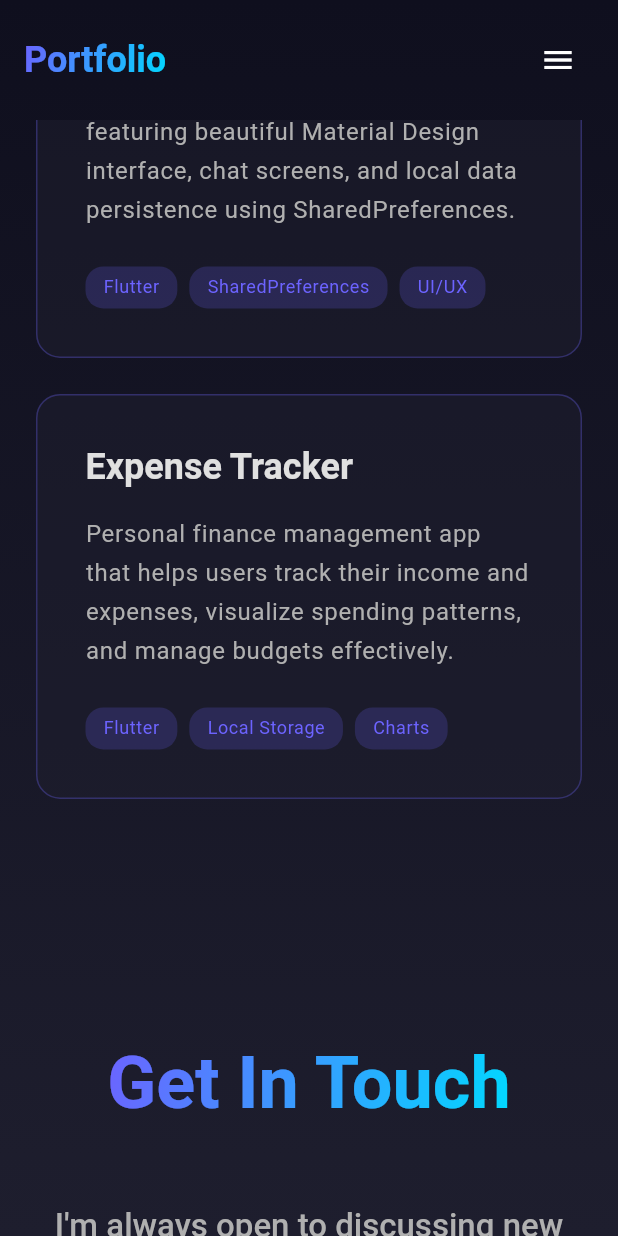
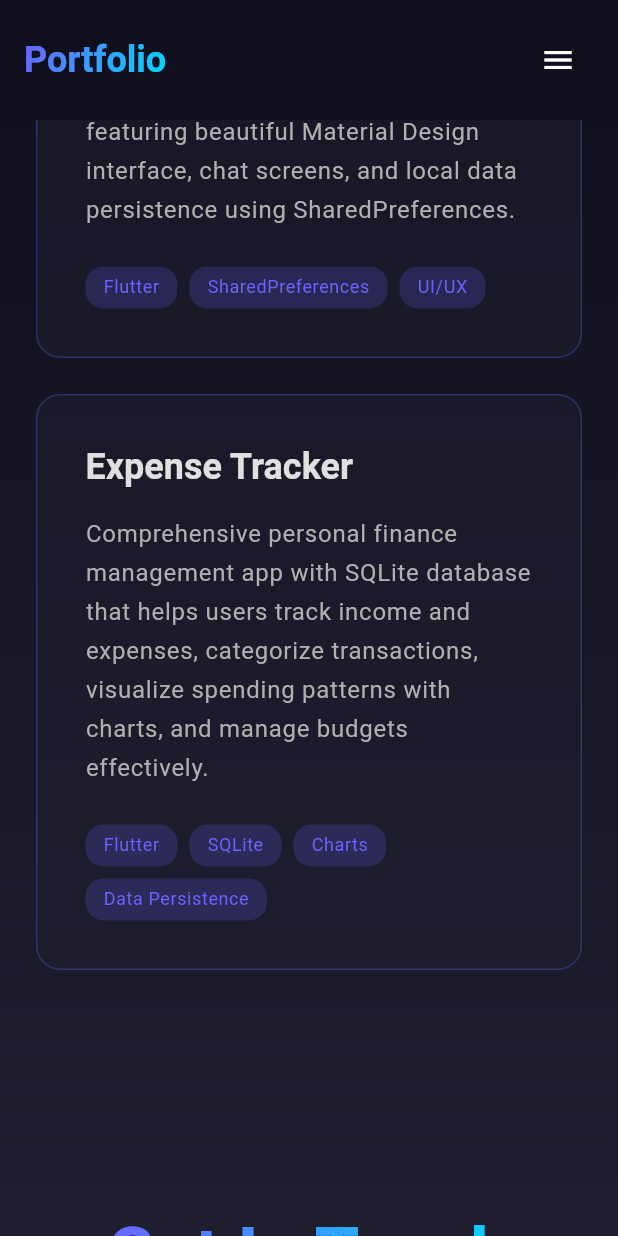
Before and after one commit to amar752/responsiveportfolio, a Flutter app: the screen it shows after launch, scrolled down 2880 dp, on a phone screen of 412 x 824 dp. Run offline on Flutter 3.47's test engine with Material 3 defaults, Android fonts, the phone set to English and light mode, and no system bars; our stand-ins replace font_awesome_flutter.

Commit message:
Update Expense Tracker - SQLite database storage with data persistence

```diff
--- a/lib/main.dart
+++ b/lib/main.dart
@@ -380,9 +380,9 @@ class _HomePageState extends State<HomePage> {
                     const SizedBox(height: 24),
                     _buildProjectCard(
                       'Expense Tracker',
-                      'Personal finance management app that helps users track their income and expenses, '
-                      'visualize spending patterns, and manage budgets effectively.',
-                      ['Flutter', 'Local Storage', 'Charts'],
+                      'Comprehensive personal finance management app with SQLite database that helps users track income and expenses, '
+                      'categorize transactions, visualize spending patterns with charts, and manage budgets effectively.',
+                      ['Flutter', 'SQLite', 'Charts', 'Data Persistence'],
                     ),
                   ],
                 )
@@ -401,9 +401,9 @@ class _HomePageState extends State<HomePage> {
                     Expanded(
                       child: _buildProjectCard(
                         'Expense Tracker',
-                        'Personal finance management app that helps users track their income and expenses, '
-                        'visualize spending patterns, and manage budgets effectively.',
-                        ['Flutter', 'Local Storage', 'Charts'],
+                        'Comprehensive personal finance management app with SQLite database that helps users track income and expenses, '
+                        'categorize transactions, visualize spending patterns with charts, and manage budgets effectively.',
+                        ['Flutter', 'SQLite', 'Charts', 'Data Persistence'],
                       ),
                     ),
                   ],
--- a/pubspec.yaml
+++ b/pubspec.yaml
@@ -12,6 +12,9 @@ dependencies:
   cupertino_icons: ^1.0.8
   font_awesome_flutter: ^10.7.0
   url_launcher: ^6.3.1
+  sqflite: ^2.3.0
+  path: ^1.9.0
+  intl: ^0.19.0
 
 dev_dependencies:
   flutter_test:
```
Also changed, not shown: pubspec.lock.
